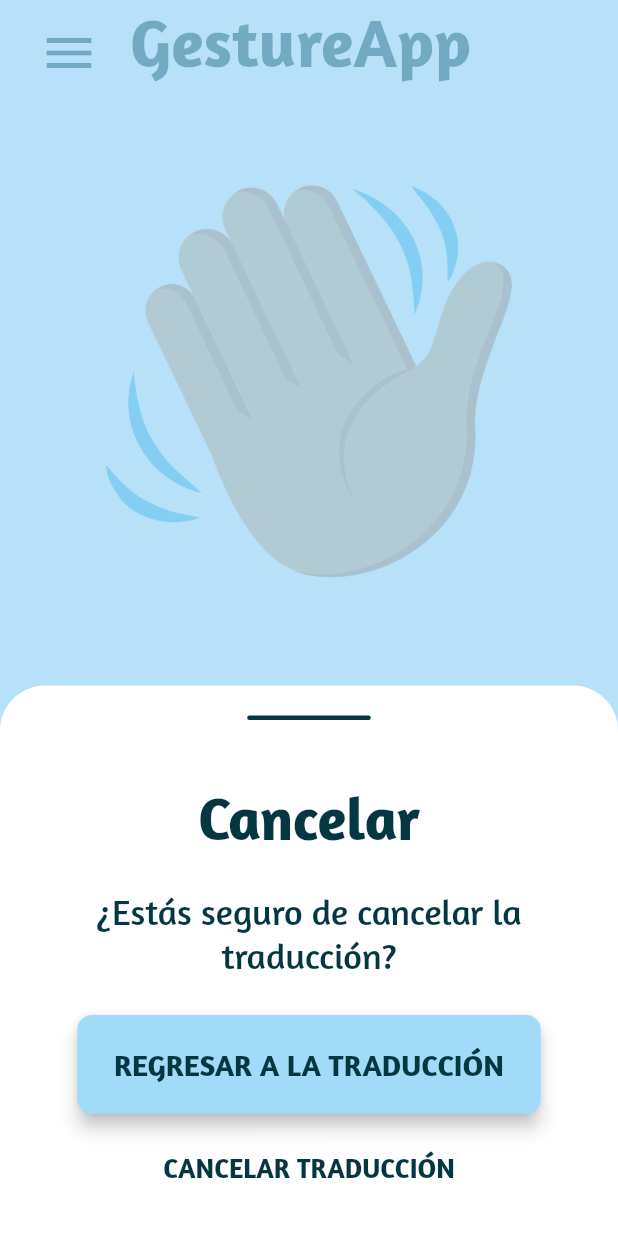
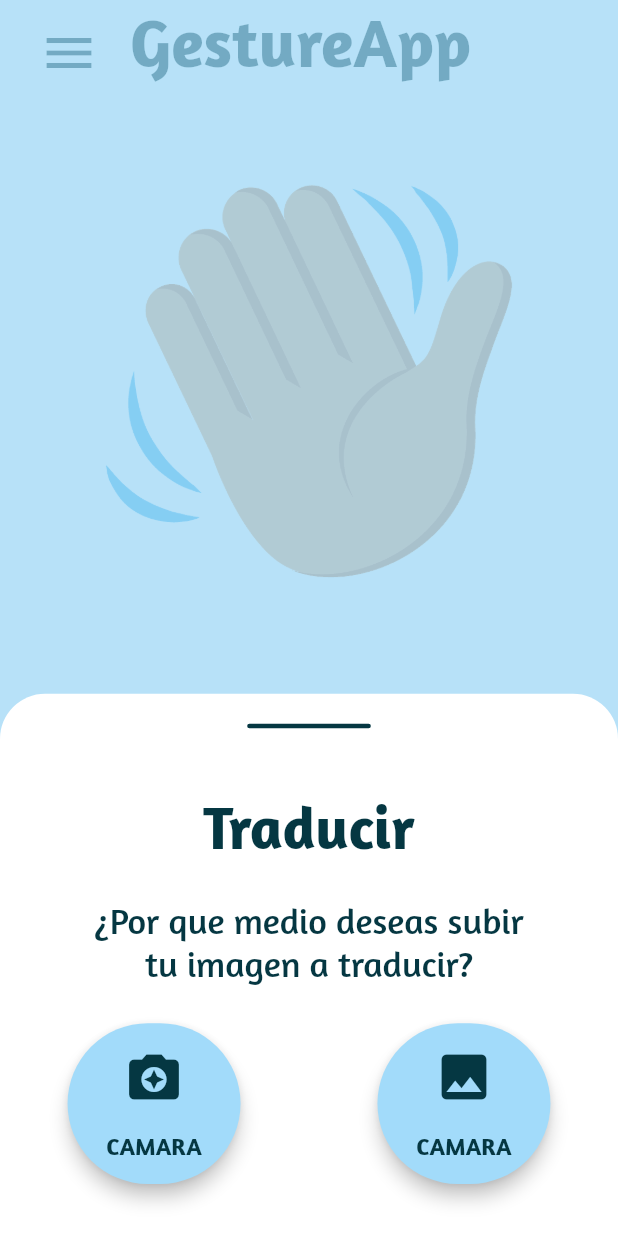
Before and after one commit to Ygsanabria8/GestureApp, a Flutter app: the screen it shows after launch, after a tap on "REALIZAR TRADUCCIÓN", on a phone screen of 412 x 824 dp. Run offline on Flutter 3.47's test engine with Material 2 defaults, Android fonts, the phone set to English and light mode, and no system bars.

Commit message:
Modales informativos

```diff
--- /dev/null
+++ b/lib/Pages/moda.type.page.dart
@@ -0,0 +1,109 @@
+import 'package:flutter/cupertino.dart';
+import 'package:flutter/material.dart';
+import 'package:gestureapp/widgets/button.circle.widget.dart';
+
+import '../constans.dart';
+
+void ModalType(BuildContext context) {
+
+  void _camera(BuildContext context) {
+    print("Camara");
+    Navigator.pop(context);
+  }
+
+  void _galery(BuildContext context) {
+    print("Galeria");
+    Navigator.pop(context);
+  }
+
+  showModalBottomSheet(
+    barrierColor: primary.withOpacity(0.7),
+    backgroundColor: Colors.transparent,
+    context: context,
+    builder: (context) => Container(
+      decoration: BoxDecoration(
+        color: Colors.white,
+        borderRadius: BorderRadius.only(
+          topLeft: Radius.circular(30.0),
+          topRight: Radius.circular(30.0),
+        ),
+      ),
+      child: Padding(
+        padding: const EdgeInsets.only(
+          left: 20.0,
+          right: 20.0,
+          top: 20.0,
+          bottom: 10,
+        ),
+        child: SingleChildScrollView(
+          child: Column(
+            children: [
+              Padding(
+                padding: EdgeInsets.symmetric(horizontal: 10),
+                child: Container(
+                  height: 3.0,
+                  width: MediaQuery.of(context).size.width * 0.2,
+                  decoration: BoxDecoration(
+                    color: secondary,
+                    borderRadius: BorderRadius.all(Radius.circular(50)),
+                  ),
+                ),
+              ),
+              SizedBox(
+                height: MediaQuery.of(context).size.height * 0.05,
+              ),
+              Text(
+                'Traducir',
+                textAlign: TextAlign.center,
+                style: TextStyle(
+                    fontFamily: fontFamily,
+                    fontSize: MediaQuery.of(context).textScaleFactor * 40,
+                    fontWeight: FontWeight.w600,
+                    color: secondary),
+              ),
+              SizedBox(
+                height: MediaQuery.of(context).size.height * 0.03,
+              ),
+              Container(
+                width: MediaQuery.of(context).size.width * 0.7,
+                child: Text(
+                  '¿Por que medio deseas subir tu imagen a traducir?',
+                  textAlign: TextAlign.center,
+                  style: TextStyle(
+                      fontFamily: fontFamily,
+                      fontSize: MediaQuery.of(context).textScaleFactor * 24,
+                      fontWeight: FontWeight.w400,
+                      color: secondary),
+                ),
+              ),
+              SizedBox(
+                height: MediaQuery.of(context).size.height * 0.03,
+              ),
+              Row(
+                mainAxisAlignment: MainAxisAlignment.spaceEvenly,
+                children: [
+                  ButtonCircle(
+                    onPressed: _camera,
+                    buttonName: "CAMARA",
+                    isCamera: true,
+                  ),
+                  SizedBox(
+                    width: MediaQuery.of(context).size.width * 0.1,
+                  ),
+                  ButtonCircle(
+                    onPressed: _galery,
+                    buttonName: "GALERIA",
+                    isCamera: false,
+                  )
+                ],
+              ),
+              SizedBox(
+                height: MediaQuery.of(context).size.height * 0.03,
+              ),
+            ],
+          ),
+        ),
+      ),
+    ),
+  );
+}
--- a/lib/Pages/modal.page.dart
+++ b/lib/Pages/modal.error.page.dart
@@ -4,7 +4,7 @@ import 'package:gestureapp/widgets/button.widget.dart';
 import '../constans.dart';
 
 
-void ModalInfo(BuildContext context)  {
+void ModalError(BuildContext context,)  {
 
   void _onPress(BuildContext context) {
     Navigator.pop(context);
@@ -47,7 +47,7 @@ void ModalInfo(BuildContext context)  {
                 height: MediaQuery.of(context).size.height * 0.05,
               ),
               Text(
-                'Cancelar',
+                'Error',
                 textAlign: TextAlign.center,
                 style: TextStyle(
                     fontFamily: fontFamily,
@@ -62,7 +62,7 @@ void ModalInfo(BuildContext context)  {
               Container(
                 width: MediaQuery.of(context).size.width * 0.7,
                 child: Text(
-                  '¿Estás seguro de cancelar la traducción?',
+                  'Hemos tenido un error interno, por favor inténtalo de nuevo',
                   textAlign: TextAlign.center,
                   style: TextStyle(
                       fontFamily: fontFamily,
@@ -76,7 +76,7 @@ void ModalInfo(BuildContext context)  {
                 height: MediaQuery.of(context).size.height * 0.03,
               ),
               ButtonLight(
-                buttonName: 'REGRESAR A LA TRADUCCIÓN',
+                buttonName: 'VOLVER A INTENTAR',
                 onPressed: _onPress,
               ),
               SizedBox(
@@ -85,7 +85,7 @@ void ModalInfo(BuildContext context)  {
               GestureDetector(
                 onTap: () => {Navigator.pop(context)},
                 child: Text(
-                  'CANCELAR TRADUCCIÓN',
+                  'VOLVER AL INICIO',
                   style: TextStyle(
                     color: secondary,
                     fontSize: MediaQuery.of(context).textScaleFactor * 18,
--- a/lib/Pages/translate.page.dart
+++ b/lib/Pages/translate.page.dart
@@ -1,14 +1,16 @@
 import 'package:flutter/material.dart';
+import 'package:gestureapp/Pages/moda.type.page.dart';
+import 'package:gestureapp/Pages/modal.error.page.dart';
 import 'package:gestureapp/constans.dart';
 import 'package:gestureapp/widgets/appbar.widget.dart';
 import 'package:gestureapp/widgets/button.widget.dart';
 
-import 'modal.page.dart';
+
 
 class Translate extends StatelessWidget {
 
   void _onPress(BuildContext context) {
-  ModalInfo(context);
+    ModalType(context);
   }
 
   @override
--- /dev/null
+++ b/lib/widgets/button.circle.widget.dart
@@ -0,0 +1,52 @@
+import 'package:flutter/material.dart';
+
+import '../constans.dart';
+
+class ButtonCircle extends StatelessWidget{
+
+  final String buttonName;
+  final Function onPressed;
+  final bool isCamera;
+
+  ButtonCircle({required this.buttonName, required this.onPressed, required this.isCamera});
+
+  @override
+  Widget build(BuildContext context) {
+    return Container(
+      width: MediaQuery.of(context).size.width * 0.28,
+      height: MediaQuery.of(context).size.height * 0.13,
+      child: ElevatedButton(
+        style: ButtonStyle(
+          backgroundColor: MaterialStateProperty.all(primary),
+          elevation: MaterialStateProperty.all(5),
+          shape: MaterialStateProperty.all(
+              RoundedRectangleBorder(
+                  borderRadius: BorderRadius.circular(100))),
+        ),
+        onPressed: () => onPressed(context),
+        child: Container(
+          child: Column(
+            mainAxisAlignment: MainAxisAlignment.spaceEvenly,
+            children: [
+              Icon(
+                isCamera ? Icons.camera_enhance : Icons.insert_photo,
+                size: 40,
+                color: secondary,
+              ),
+              Text(
+                "CAMARA",
+                style: TextStyle(
+                  color: secondary,
+                  fontSize:
+                  MediaQuery.of(context).textScaleFactor * 16,
+                  fontFamily: fontFamily,
+                  fontWeight: FontWeight.w600,
+                ),
+              ),
+            ],
+          ),
+        ),
+      ),
+    );
+  }
+}
--- a/lib/widgets/button.widget.dart
+++ b/lib/widgets/button.widget.dart
@@ -1,5 +1,4 @@
 import 'package:flutter/material.dart';
-import 'package:gestureapp/Pages/modal.page.dart';
 
 import '../constans.dart';
 
```
Also changed, not shown: lib/Pages/modal.cancel.page.dart (added, +106 -0 lines), 1 other file.
